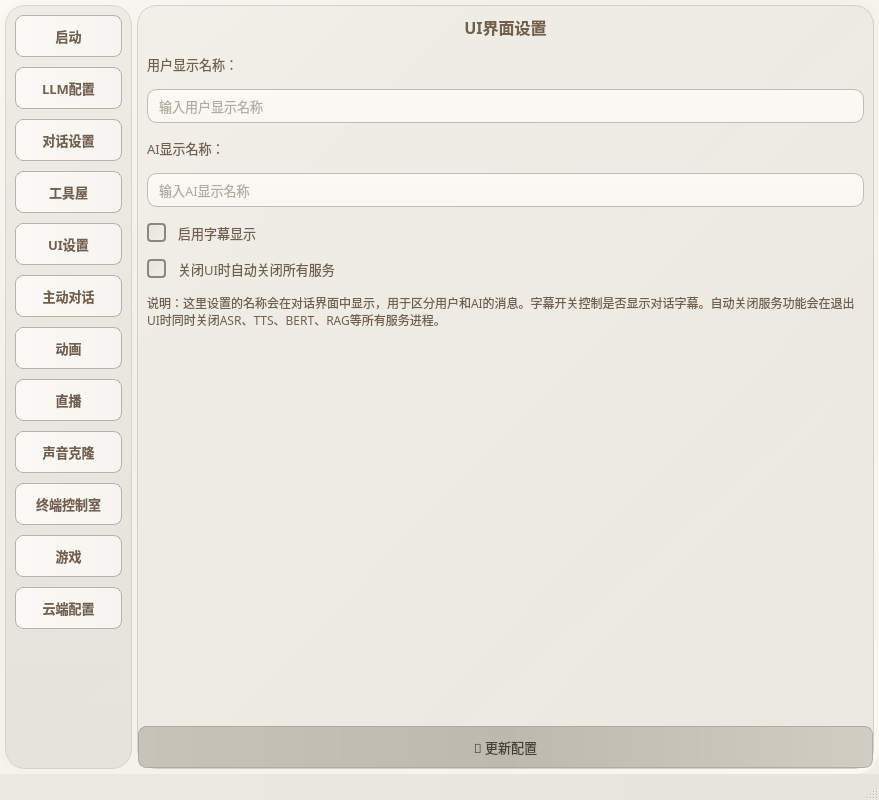
The window that live-2d/test222.ui (morettt/my-neuro) describes before a commit, drawn with Qt 5.
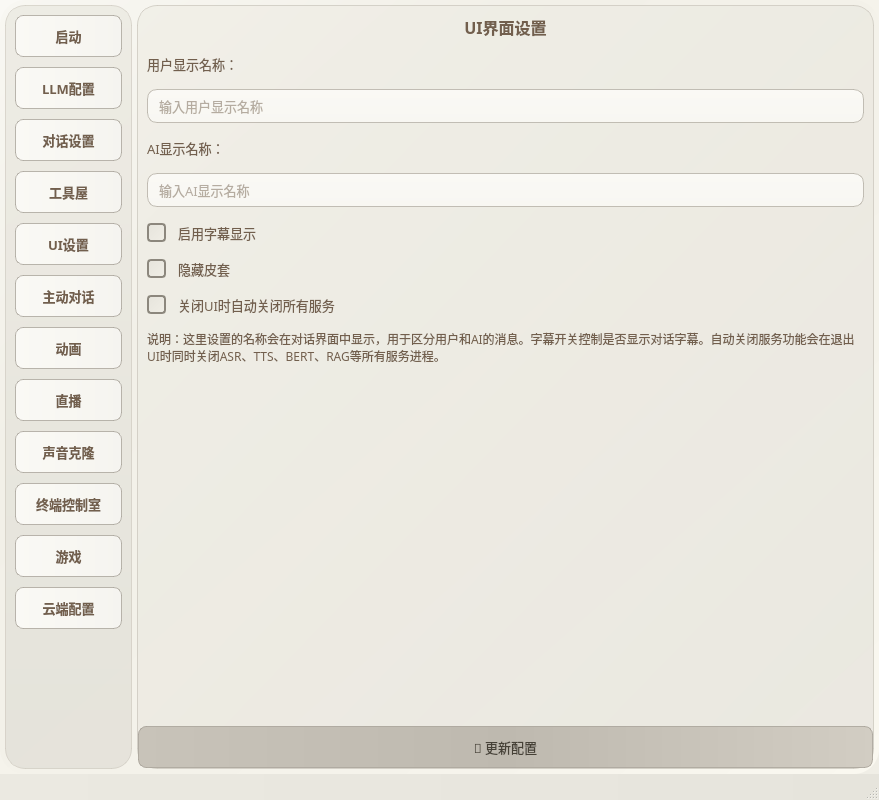
The same window after the commit. The open tabs and pages were chosen to show the change.

Commit message: 增加隐藏皮套功能、取消bert记忆触发功能

```diff
--- a/live-2d/test222.ui
+++ b/live-2d/test222.ui
@@ -4486,6 +4486,19 @@
              </property>
             </widget>
            </item>
+           <item>
+            <widget class="QCheckBox" name="checkBox_hide_model">
+             <property name="font">
+              <font>
+               <family>微软雅黑</family>
+               <pointsize>10</pointsize>
+              </font>
+             </property>
+             <property name="text">
+              <string>隐藏皮套</string>
+             </property>
+            </widget>
+           </item>
            <item>
             <widget class="QCheckBox" name="checkBox_auto_close_services">
              <property name="font">
```
The commit also changes 7 other files.
